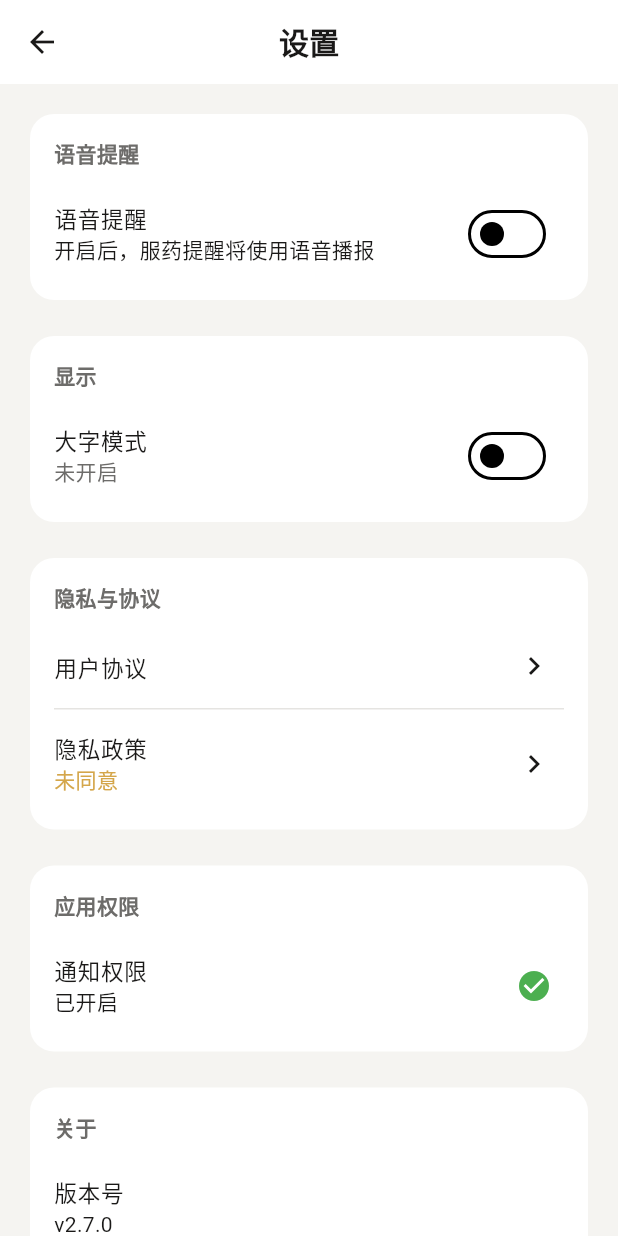
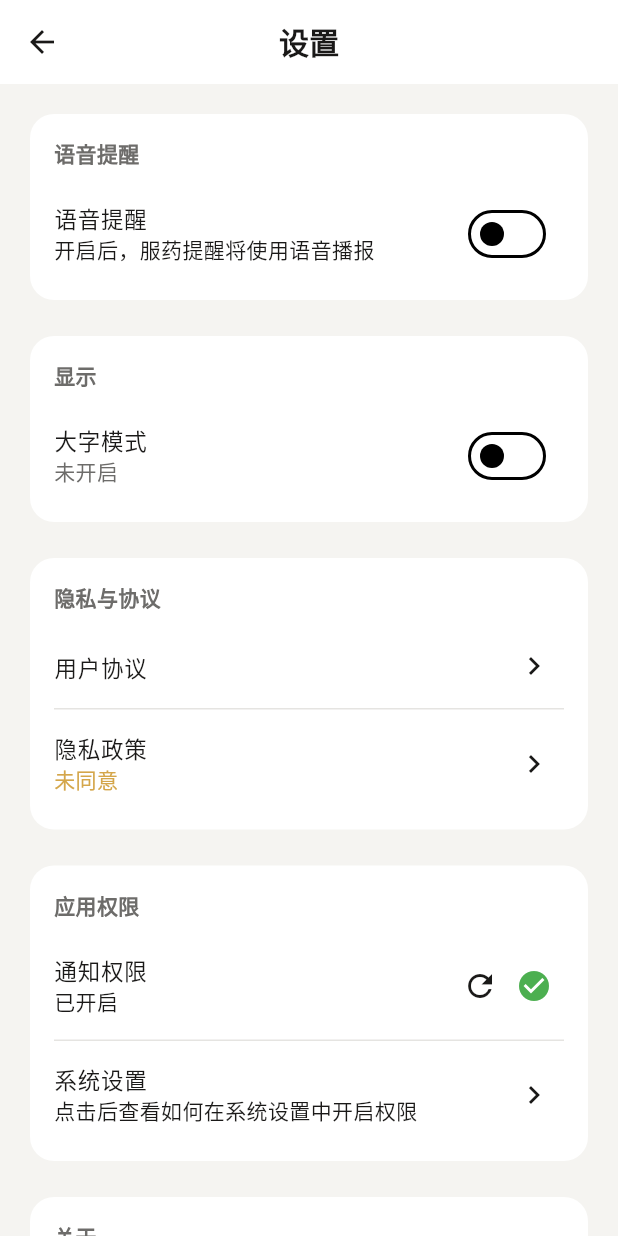
Before and after one commit to Jeremyvcder/medreminder, a Flutter app: the SettingsScreen screen opened directly, on a phone screen of 412 x 824 dp. Run offline on Flutter 3.47's test engine with Material 3 defaults, Android fonts, the phone set to English and light mode, and no system bars; our stand-ins replace flutter_local_notifications, flutter_secure_storage, flutter_tts, sqflite_sqlcipher, timezone; accounts and stored records are empty; Roboto replaces fonts that are missing (Outfit).

Commit message:
fix: 增强设置页面权限功能
- 添加刷新按钮检查权限状态
- 添加系统设置引导入口（显示操作提示）

Note: app_settings包不兼容，已移除

Closes #9

```diff
--- a/lib/screens/settings_screen.dart
+++ b/lib/screens/settings_screen.dart
@@ -159,14 +159,30 @@ class _SettingsScreenState extends State<SettingsScreen> {
                     title: const Text('通知权限'),
                     subtitle: Text(_notificationPermissionGranted
                         ? '已开启'
-                        : '未开启 - 点击开启'),
-                    trailing: Icon(
+                        : '未开启'),
+                    trailing: Row(
+                      mainAxisSize: MainAxisSize.min,
+                      children: [
+                        IconButton(
+                          icon: const Icon(Icons.refresh),
+                          onPressed: () async {
+                            final granted = await NotificationService().checkPermissions();
+                            if (context.mounted) {
+                              setState(() {
+                                _notificationPermissionGranted = granted;
+                              });
+                            }
+                          },
+                        ),
+                        Icon(
                           _notificationPermissionGranted
                               ? Icons.check_circle
                               : Icons.warning,
                           color: _notificationPermissionGranted
                               ? Colors.green
                               : Colors.orange,
+                        ),
+                      ],
                     ),
                     onTap: () async {
                       final granted =
@@ -179,11 +195,25 @@ class _SettingsScreenState extends State<SettingsScreen> {
                           SnackBar(
                             content: Text(granted
                                 ? '通知权限已开启'
-                                : '通知权限未开启，请在系统设置中开启'),
+                                : '通知权限未开启，请前往系统设置开启'),
                             duration: const Duration(seconds: 2),
                           ),
                         );
                       }
+                    },
+                  ),
+                  const Divider(height: 1, indent: 16, endIndent: 16),
+                  ListTile(
+                    title: const Text('系统设置'),
+                    subtitle: const Text('点击后查看如何在系统设置中开启权限'),
+                    trailing: const Icon(Icons.chevron_right),
+                    onTap: () {
+                      ScaffoldMessenger.of(context).showSnackBar(
+                        const SnackBar(
+                          content: Text('请前往手机系统设置 → 应用 → 服药宝 → 通知，开启通知权限'),
+                          duration: Duration(seconds: 4),
+                        ),
+                      );
                     },
                   ),
                 ],
```
Also changed, not shown: lib/services/notification_service.dart (+4 -3 lines). Lines whose indentation alone changed are shown as unchanged.
